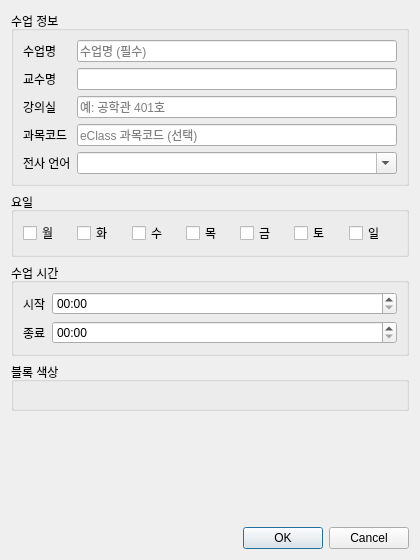
Old version of the form src/syncnote/timetable/course_dialog.ui in the repository CLASS-FROM-KUNSAN/ENG-BLDG3-5F-T.
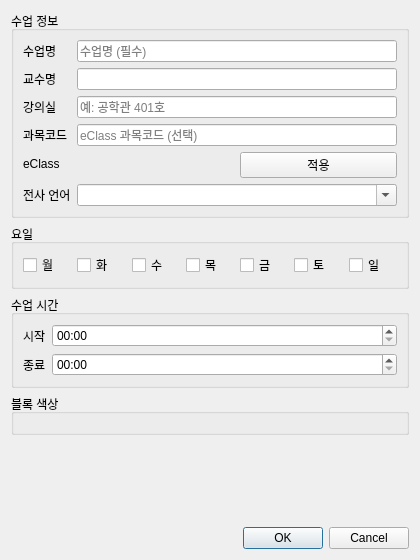
New version of the form.

Patch:
```diff
--- a/src/syncnote/timetable/course_dialog.ui
+++ b/src/syncnote/timetable/course_dialog.ui
@@ -51,9 +51,28 @@
        </widget>
       </item>
       <item row="4" column="0">
-       <widget class="QLabel" name="languageLabel"><property name="text"><string>전사 언어</string></property></widget>
+       <widget class="QLabel" name="eclassLabel"><property name="text"><string>eClass</string></property></widget>
       </item>
       <item row="4" column="1">
+       <layout class="QHBoxLayout" name="eclassRow">
+        <item>
+         <widget class="QLabel" name="eclassSuggestion">
+          <property name="wordWrap"><bool>true</bool></property>
+          <property name="text"><string/></property>
+         </widget>
+        </item>
+        <item>
+         <widget class="QPushButton" name="eclassApply">
+          <property name="text"><string>적용</string></property>
+          <property name="toolTip"><string>eClass 과목명과 과목코드로 채웁니다</string></property>
+         </widget>
+        </item>
+       </layout>
+      </item>
+      <item row="5" column="0">
+       <widget class="QLabel" name="languageLabel"><property name="text"><string>전사 언어</string></property></widget>
+      </item>
+      <item row="5" column="1">
        <widget class="QComboBox" name="languageCombo">
         <property name="editable"><bool>true</bool></property>
         <property name="toolTip"><string>비우면 [transcribe] 의 language 를 씁니다. 영어 수업은 en.</string></property>
```
Left out of the diff: 2 changed lines with no effect on the pictures.
